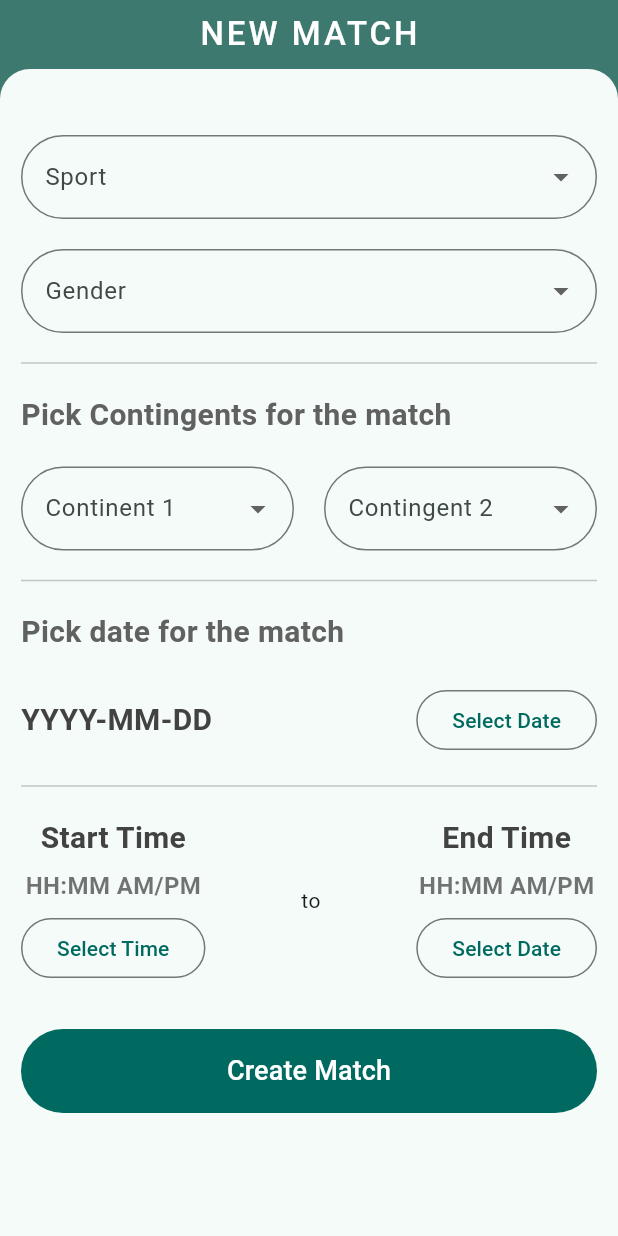
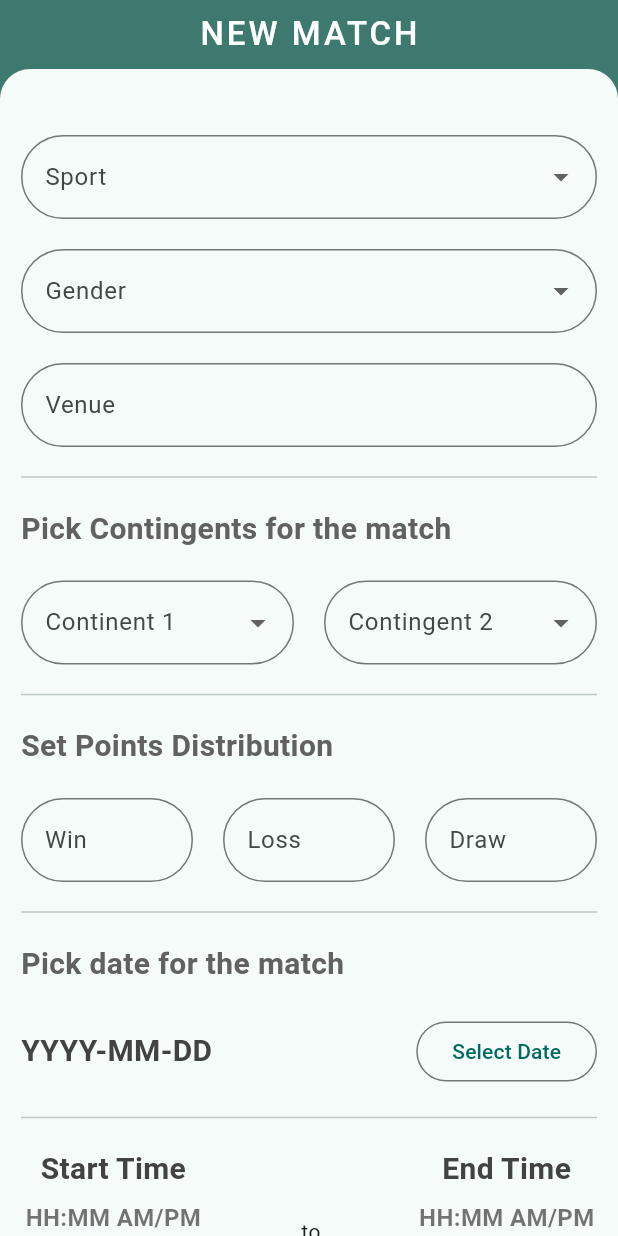
Before and after one commit to shivambhagat79/league_pilot, a Flutter app: the CreateMatchPage widget shown alone on an empty page, opened directly, on a phone screen of 412 x 824 dp. Run offline on Flutter 3.47's test engine with Material 3 defaults, Android fonts, the light colour scheme and no system bars; our stand-ins replace cloud_firestore, firebase_auth, firebase_core, flutter_carousel_widget, flutter_map, latlong2 and 1 more; accounts and stored records are empty.

Commit message:
Add point distribution to match creation form.

```diff
--- a/lib/pages/admin/create_match.dart
+++ b/lib/pages/admin/create_match.dart
@@ -1,4 +1,5 @@
 import 'package:flutter/material.dart';
+import 'package:flutter/services.dart';
 import 'package:hunger_games/components/common/custom_scroll_page.dart';
 
 class CreateMatchPage extends StatefulWidget {
@@ -34,6 +35,10 @@ class _CreateMatchPageState extends State<CreateMatchPage> {
   TimeOfDay? _endTime;
   String? _selectedContingent1;
   String? _selectedContingent2;
+  final _venueController = TextEditingController();
+  final _winController = TextEditingController();
+  final _lossController = TextEditingController();
+  final _drawController = TextEditingController();
 
   Future<void> setDate() async {
     final DateTime? date = await showDatePicker(
@@ -146,6 +151,18 @@ class _CreateMatchPageState extends State<CreateMatchPage> {
                 validator: (value) =>
                     value == null ? 'Please select a gender' : null,
               ),
+              SizedBox(height: 20),
+              TextFormField(
+                controller: _venueController,
+                decoration: InputDecoration(
+                  labelText: 'Venue',
+                  border: OutlineInputBorder(
+                    borderRadius: BorderRadius.circular(100),
+                  ),
+                ),
+                validator: (value) =>
+                    value == null ? 'Please select a gender' : null,
+              ),
               Divider(height: 40, thickness: 1),
               Container(
                 alignment: Alignment.centerLeft,
@@ -208,6 +225,77 @@ class _CreateMatchPageState extends State<CreateMatchPage> {
                       },
                       validator: (value) =>
                           value == null ? 'Please select a Contingent' : null,
+                    ),
+                  ),
+                ],
+              ),
+              Divider(height: 40, thickness: 1),
+              Container(
+                alignment: Alignment.centerLeft,
+                margin: EdgeInsets.only(bottom: 20),
+                child: Text(
+                  'Set Points Distribution',
+                  style: TextStyle(
+                    fontSize: 20,
+                    fontWeight: FontWeight.bold,
+                    color: Colors.grey.shade700,
+                  ),
+                ),
+              ),
+              Row(
+                children: [
+                  Expanded(
+                    child: TextFormField(
+                      controller: _winController,
+                      textAlign: TextAlign.center,
+                      inputFormatters: [FilteringTextInputFormatter.digitsOnly],
+                      keyboardType: TextInputType.number,
+                      decoration: InputDecoration(
+                        labelText: 'Win',
+                        hintText: '2',
+                        border: OutlineInputBorder(
+                          borderRadius: BorderRadius.circular(100),
+                        ),
+                      ),
+                      validator: (value) => value == null || value.isEmpty
+                          ? 'Please enter points'
+                          : null,
+                    ),
+                  ),
+                  SizedBox(width: 20),
+                  Expanded(
+                    child: TextFormField(
+                      controller: _lossController,
+                      inputFormatters: [FilteringTextInputFormatter.digitsOnly],
+                      keyboardType: TextInputType.number,
+                      decoration: InputDecoration(
+                        labelText: 'Loss',
+                        hintText: '0',
+                        border: OutlineInputBorder(
+                          borderRadius: BorderRadius.circular(100),
+                        ),
+                      ),
+                      validator: (value) => value == null || value.isEmpty
+                          ? 'Please enter points'
+                          : null,
+                    ),
+                  ),
+                  SizedBox(width: 20),
+                  Expanded(
+                    child: TextFormField(
+                      controller: _drawController,
+                      inputFormatters: [FilteringTextInputFormatter.digitsOnly],
+                      keyboardType: TextInputType.number,
+                      decoration: InputDecoration(
+                        labelText: 'Draw',
+                        hintText: '1',
+                        border: OutlineInputBorder(
+                          borderRadius: BorderRadius.circular(100),
+                        ),
+                      ),
+                      validator: (value) => value == null || value.isEmpty
+                          ? 'Please enter points'
+                          : null,
                     ),
                   ),
                 ],
```
